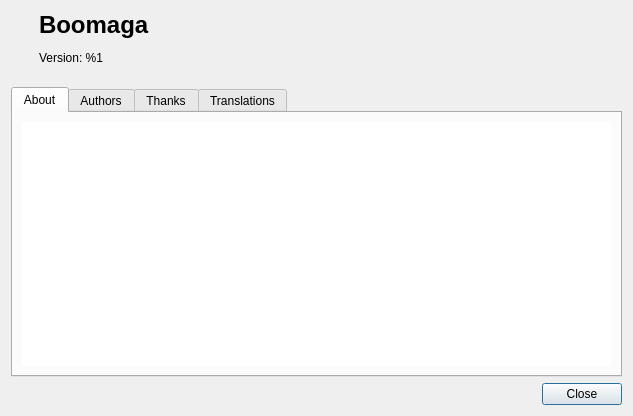
Old version of the form src/plicapage/gui/aboutdialog/aboutdialog.ui in the repository spuddermax/plica-page.
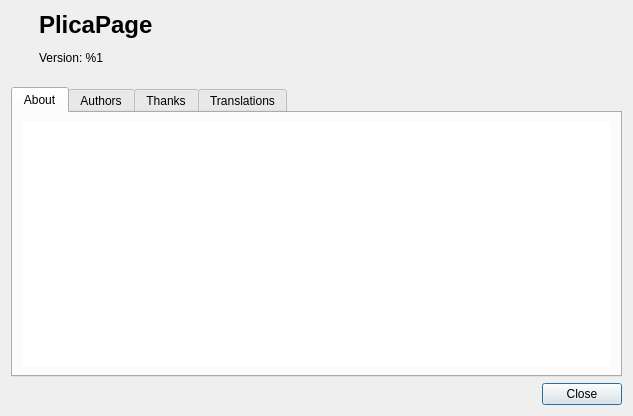
New version of the form.

What changed in the file:
```diff
--- a/src/plicapage/gui/aboutdialog/aboutdialog.ui
+++ b/src/plicapage/gui/aboutdialog/aboutdialog.ui
@@ -50,7 +50,7 @@
         </sizepolicy>
        </property>
        <property name="text">
-        <string notr="true">&lt;h1&gt;Boomaga&lt;/h1&gt;&lt;p&gt;Version: %1&lt;/p&gt;</string>
+        <string notr="true">&lt;h1&gt;PlicaPage&lt;/h1&gt;&lt;p&gt;Version: %1&lt;/p&gt;</string>
        </property>
       </widget>
      </item>
```
Left out of the diff: 2 changed lines with no effect on the pictures.
